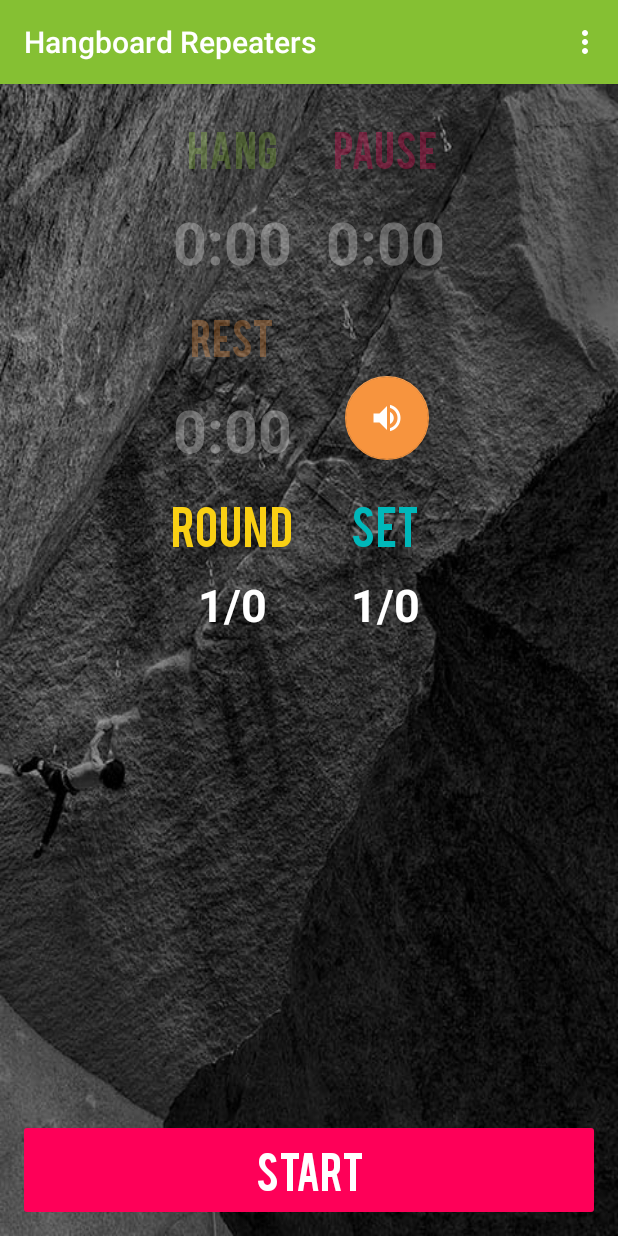
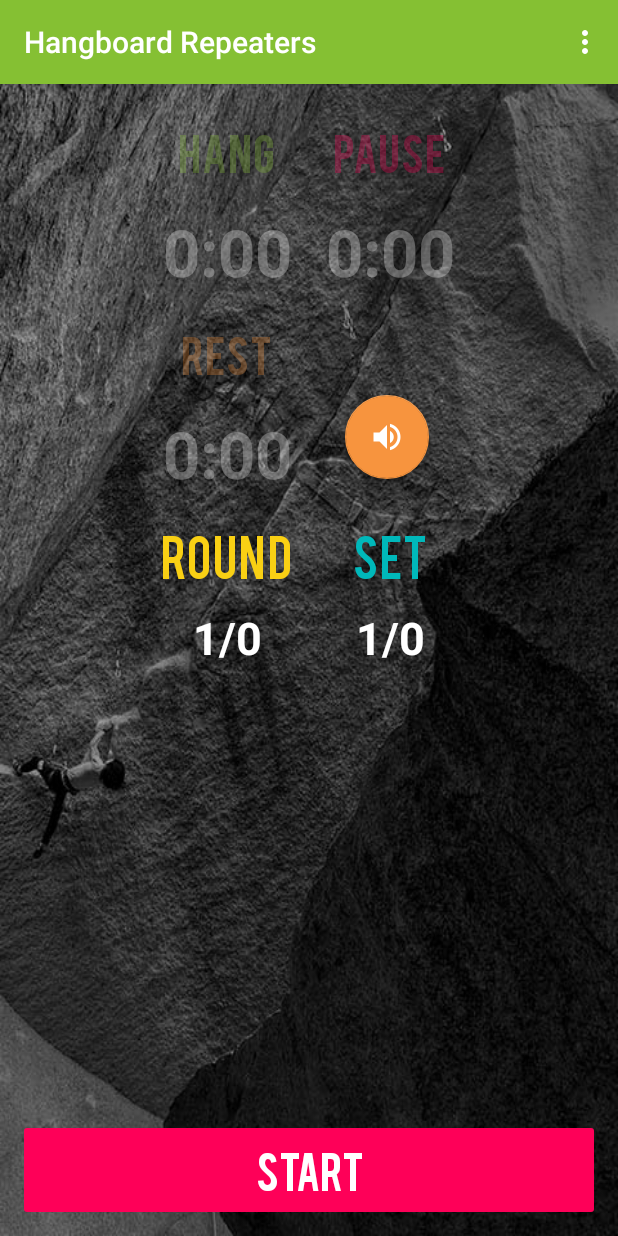
Before and after one commit to mikeschen/HangBoardRepeatersAndroid, an Android app: the TimerActivity screen opened directly, with no data from a screen before it, on a phone screen of 412 x 824 dp. Run offline under Robolectric (Android 15) with nearby library versions, the phone set to English and light mode, and no system bars; our stand-ins replace ButterKnife.

Commit message:
increase font

```diff
--- a/app/src/main/res/values/dimens.xml
+++ b/app/src/main/res/values/dimens.xml
@@ -3,10 +3,10 @@
     <dimen name="activity_horizontal_margin">16dp</dimen>
     <dimen name="activity_vertical_margin">16dp</dimen>
     <dimen name="main_text_size">24sp</dimen>
-    <dimen name="timer_textview">30sp</dimen>
+    <dimen name="timer_textview">32sp</dimen>
     <dimen name="log_text_size">18sp</dimen>
-    <dimen name="timer_size">44sp</dimen>
-    <dimen name="land_timer_size">42sp</dimen>
+    <dimen name="timer_size">48sp</dimen>
+    <dimen name="land_timer_size">44sp</dimen>
     <dimen name="sets_text_size">30sp</dimen>
     <dimen name="layout_width">100dp</dimen>
     <dimen name="layout_height">40dp</dimen>
```
